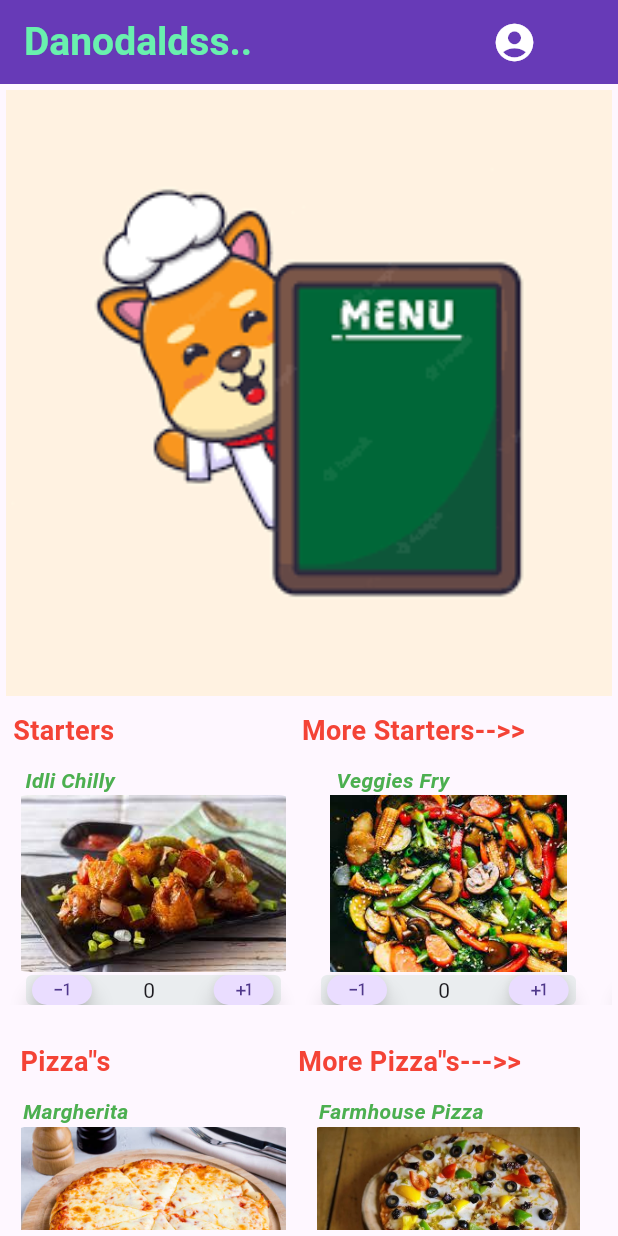
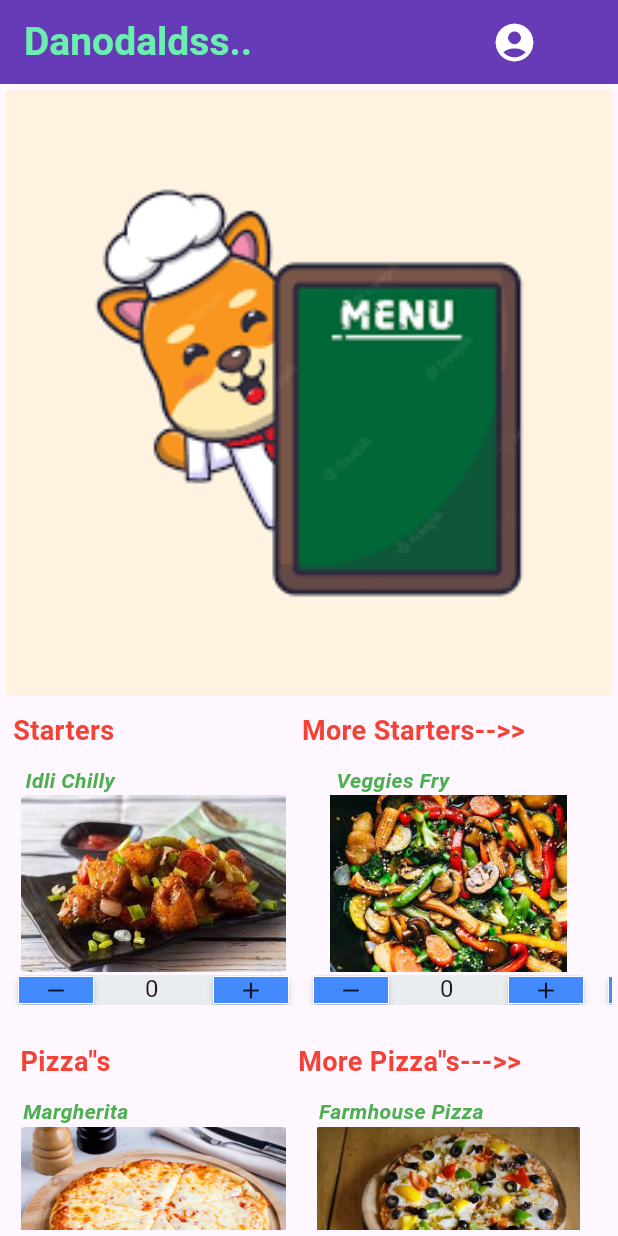
Before and after one commit to LAKSH3002/Food_Company_App, a Flutter app: the screen it shows after launch, on a phone screen of 412 x 824 dp. Run offline on Flutter 3.47's test engine with Material 2 defaults, Android fonts, the phone set to English and light mode, and no system bars; our stand-ins replace animated_splash_screen, email_validator, firebase_auth, firebase_core; missing offline and left inert: dialog_flowtter; accounts and stored records are empty.

Commit message:
Updated Menu.dart

```diff
--- a/royal_plate/lib/Menu_page/Menu.dart
+++ b/royal_plate/lib/Menu_page/Menu.dart
@@ -1,5 +1,6 @@
 import 'package:flutter/cupertino.dart';
 import 'package:flutter/material.dart';
+import 'package:flutter/services.dart';
 import 'package:flutter/src/widgets/framework.dart';
 import 'package:flutter/src/widgets/placeholder.dart';
 import 'package:royal_plate/HomeScreen.dart';
@@ -7,16 +8,23 @@ import 'package:royal_plate/HomeScreen.dart';
 import '../Accounts.dart';
 
 class Menu_page extends StatefulWidget {
-  const Menu_page({super.key, required image});
+  const Menu_page({super.key, required image,});
 
   @override
-  State<Menu_page> createState() => _Menu_pageState();
+  State<Menu_page> createState()
+  => _Menu_pageState();
 }
 
 class _Menu_pageState extends State<Menu_page> {
 
-  int food_count = 0;
-  String foodcount = '0';
+   TextEditingController foodcount = TextEditingController();
+
+  @override
+  void initState() {
+    super.initState();
+    foodcount.text = "0"; // Setting the initial value for the field.
+  }
+
 
   @override
   Widget build(BuildContext context) {
@@ -177,15 +185,66 @@ class _Menu_pageState extends State<Menu_page> {
 
              const SizedBox(height: 30,),
 
+              Row(
+          children: <Widget>[
+            Expanded(
+              flex: 1,
+              child: TextFormField(
+                controller: foodcount,
+                keyboardType: TextInputType.numberWithOptions(
+                    decimal: false, signed: false),
+                inputFormatters: <TextInputFormatter>[
+                  FilteringTextInputFormatter.digitsOnly
+                ],
+              ),
+            ),
+            Column(
+              crossAxisAlignment: CrossAxisAlignment.center,
+              mainAxisAlignment: MainAxisAlignment.center,
+              children: <Widget>[
+                MaterialButton(
+                  minWidth: 1.0,
+                  height: 1,
+                  color: Colors.red,
+                  child: Icon(Icons.arrow_drop_up),
+                  onPressed: () {
+                    int currentValue = int.parse(foodcount.text);
+                    setState(() {
+                      currentValue++;
+                      foodcount.text =
+                          (currentValue).toString(); // incrementing value
+                    });
+                  },
+                ),
+                MaterialButton(
+                  minWidth: 1.0,
+                  height: 1,
+                  color: Colors.red,
+                  child: Icon(Icons.arrow_drop_down),
+                  onPressed: () {
+                    int currentValue = int.parse(foodcount.text);
+                    setState(() {
+                      print("Setting state");
+                      currentValue--;
+                      foodcount.text =
+                          (currentValue).toString(); // decrementing value
+                    });
+                  },
+                ),
+              ],
+            ),
+            Spacer(
+              flex: 3,
+            )
+          ],
+        ),
             ],
 
           ),
         ),)
     );
   }
-}
-
-Widget BuildItem(image, title)
+  Widget BuildItem(image, title)
 {
   return Container(
     child: Column(
@@ -216,38 +275,75 @@ Widget ImageBuilder(image)
 
 Widget OrderCount()
 {
-  int food_count = 0;
-  String foodcount = '0';
+  TextEditingController foodcount2 = TextEditingController();
+  foodcount2.text = '0';
+
+  @override
+  void initState() {
+    super.initState();
+    foodcount2.text = "0"; // Setting the initial value for the field.
+  }
 
   return Container(
     decoration: BoxDecoration(
       borderRadius: BorderRadius.circular(4),
       color: Color.fromARGB(255, 234, 237, 239)
     ),
-              width: 170,
+              width: 180,
               height: 20,
               child: Row(
               // child 1
               children: [
                 // Button to subract items.
-                FloatingActionButton.small(child: Icon(Icons.exposure_minus_1,size: 15,),
-                onPressed: (){
-                  // String to integer conversion
-                  var c = int.parse(foodcount);
-                  // subraction of item from food list
-                  c = c-1;
-                  // Integer to String Conversion
-                  String newvalue = c.toString();
-                },),
-                SizedBox(width: 30),
-                Text(foodcount),
-                SizedBox(width: 35,),
-                // SizedBox(width: 48,),
+                MaterialButton(
+                        color: Colors.blueAccent,
+                        minWidth: 1,
+                        height: 1,
+                        shape: Border.all(width: 0.0,color: Colors.white),
+                         child: Icon(Icons.remove, size: 18,),
+                         onPressed: () {
+                           setState(() {
+                            int currentValue = int.parse(foodcount2.text);
+                            //  print("Setting state");
+                             currentValue--;
+                             foodcount2.text =
+                                 (currentValue).toString(); // decrementing value
+                           });
+                         },
+                       ),
+                SizedBox(width: 24,),
+                Expanded(
+                     child: TextField(
+                      decoration: InputDecoration(
+                        border: InputBorder.none,
+                        contentPadding: EdgeInsets.all(10),
+                      ),
+                       controller: foodcount2,
+                       keyboardType: TextInputType.numberWithOptions(
+                           decimal: false, signed: false),
+                           inputFormatters: <TextInputFormatter>[
+                      FilteringTextInputFormatter.digitsOnly
+                    ],
+                     ),
+                   ),
                 // Button to add items.
-                FloatingActionButton.small(
-                child: Icon(Icons.plus_one,size: 15,),
-                onPressed: (){},)
+                MaterialButton(
+                        color: Colors.blueAccent,
+                        minWidth: 1,
+                        height: 1,
+                        shape: Border.all(width: 0.0,color: Colors.white),
+                         child: Icon(Icons.add, size: 18,),
+                         onPressed: () {
+                           setState(() {
+                             int currentValue = int.parse(foodcount2.text);
+                             currentValue++;
+                             foodcount2.text =
+                                 (currentValue).toString(); // decrementing value
+                           });
+                         },
+                       ),
               ],
              ),
   );
 }
+}
```
